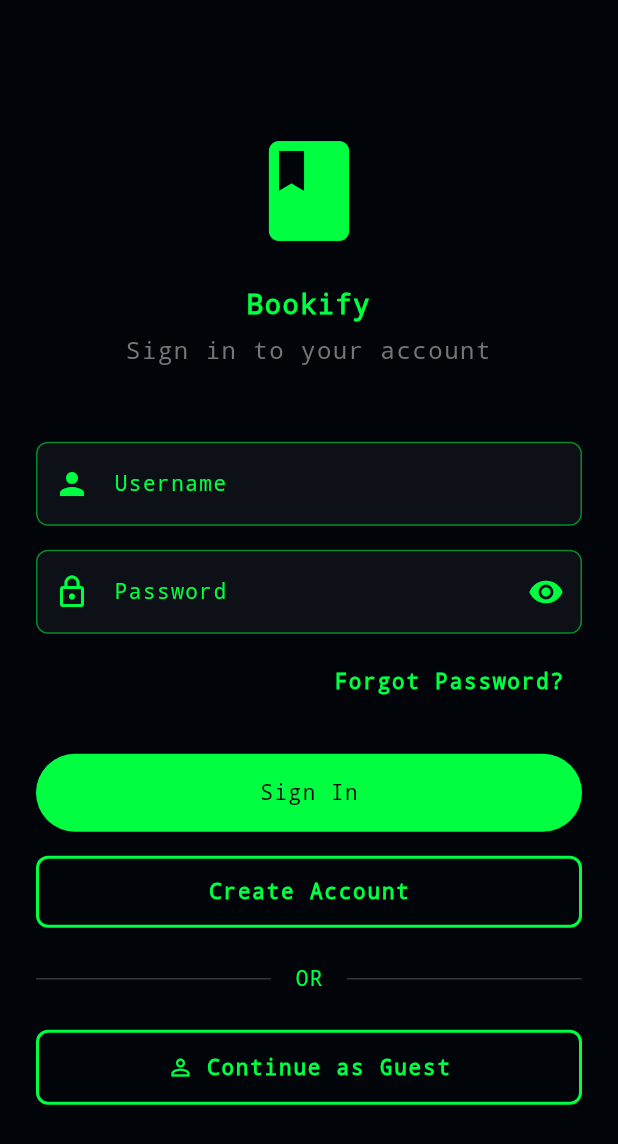
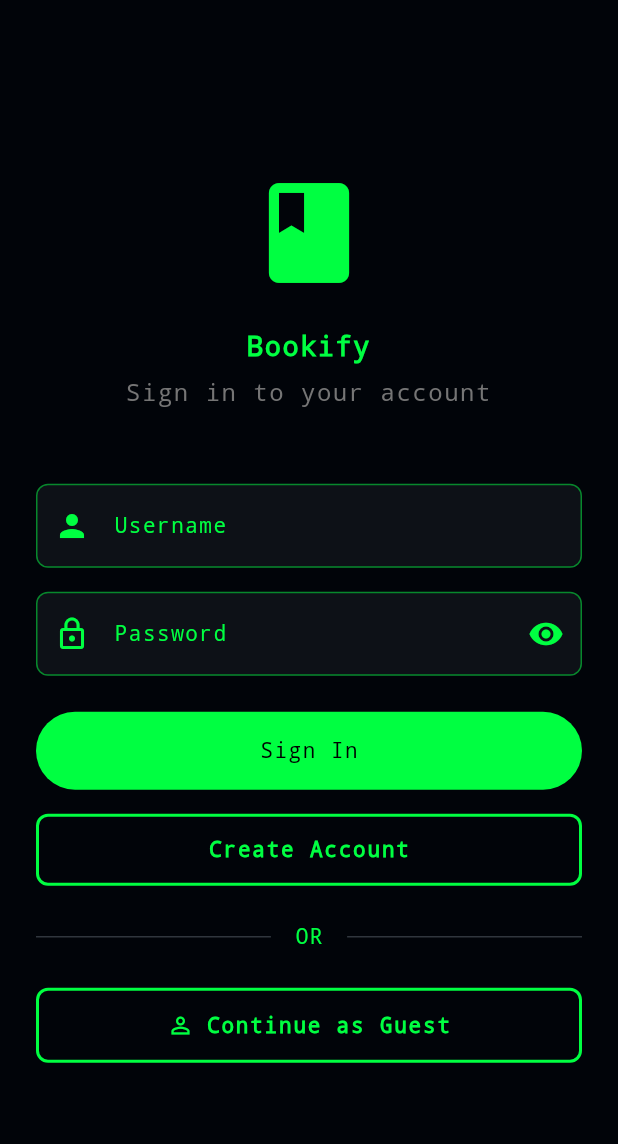
Before and after one commit to Zmunshaw/book_store, a Flutter app: the LoginView screen opened directly, on a phone screen of 412 x 824 dp. Shown: the top 1144 px of the screen. Run offline on Flutter 3.47's test engine with Material 3 defaults, Android fonts, the phone set to English and light mode, and no system bars; our stand-ins replace logger, shared_preferences; accounts and stored records are empty; network calls fail.

Commit message:
remove forgot password UI

```diff
--- a/frontend/lib/views/login_view.dart
+++ b/frontend/lib/views/login_view.dart
@@ -111,16 +111,6 @@ class _LoginViewState extends State<LoginView> {
                           return null;
                         },
                       ),
-                      const SizedBox(height: 8),
-                      Align(
-                        alignment: Alignment.centerRight,
-                        child: TextButton(
-                          onPressed: () {
-                            // Handle forgot password
-                          },
-                          child: const Text('Forgot Password?'),
-                        ),
-                      ),
                       const SizedBox(height: 24),
                       FilledButton(
                         onPressed: _isLoading ? null : _handleLogin,
```
